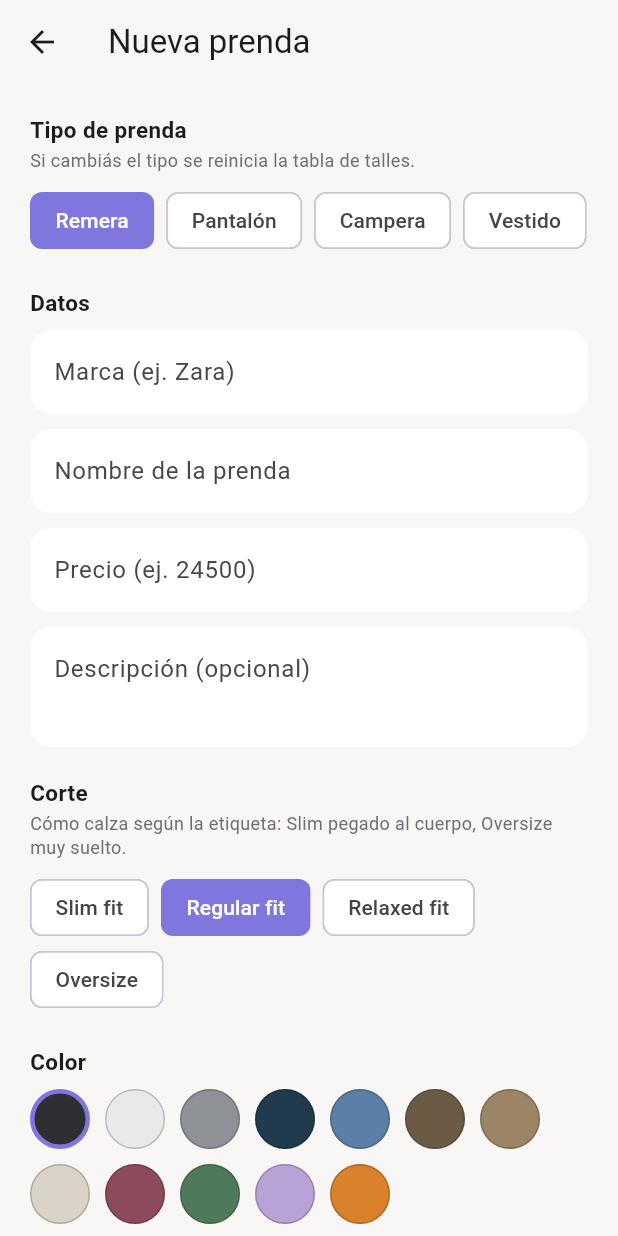
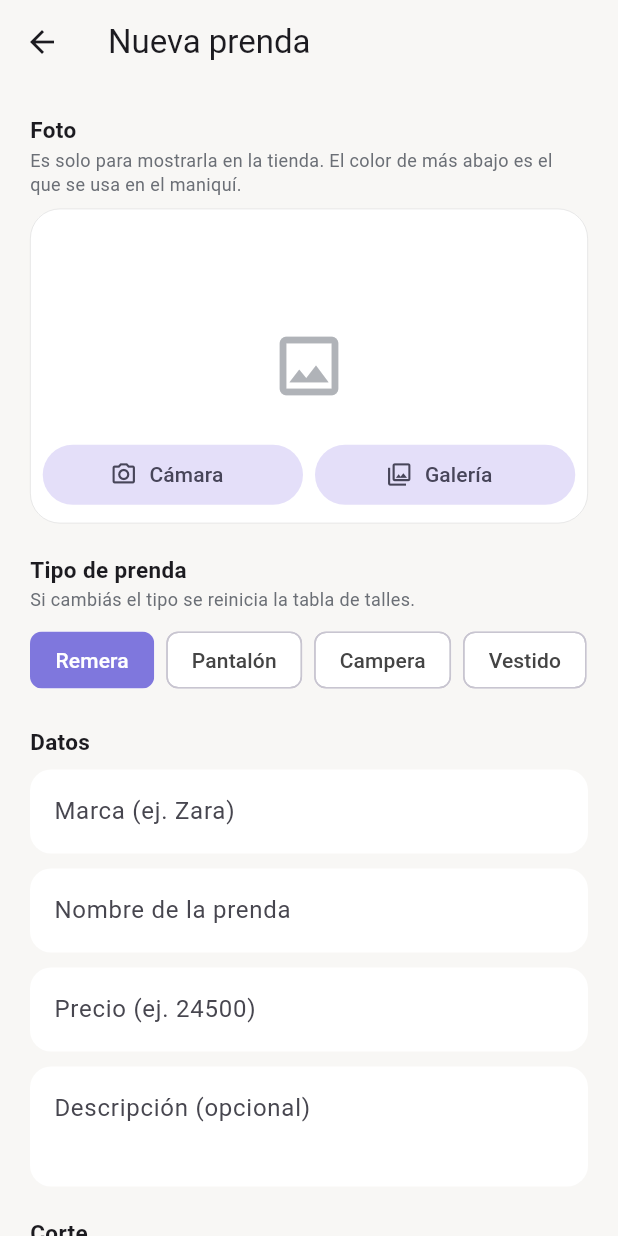
Before and after one commit to B3njaminGC/Fitmatch-app, a Flutter app: the MisPrendasScreen screen opened directly, after a tap on "Agregar prenda", on a phone screen of 412 x 824 dp. Run offline on Flutter 3.47's test engine with Material 3 defaults, Android fonts, the phone set to English and light mode, and no system bars; our stand-ins replace image_picker, shared_preferences; accounts and stored records are empty.

Commit message:
Agregar fotos a las prendas (cámara y galería)
Co-Authored-By: Claude Sonnet 5.5 <noreply@anthropic.com>
Claude-Session: https://claude.ai/code/session_018CL37fRMiC4NZVpFMsQuCY

```diff
--- a/lib/models.dart
+++ b/lib/models.dart
@@ -181,6 +181,9 @@ class Producto {
   /// true si la cargó el usuario desde la app (se puede editar y borrar).
   final bool propio;
 
+  /// Ruta de la foto guardada en el teléfono (opcional).
+  final String? foto;
+
   const Producto({
     required this.id,
     required this.marca,
@@ -192,6 +195,7 @@ class Producto {
     required this.color,
     required this.tallas,
     this.propio = false,
+    this.foto,
   });
 
   Map<String, dynamic> toJson() => {
@@ -203,6 +207,7 @@ class Producto {
         'tipo': tipo.name,
         'corte': corte.name,
         'color': color,
+        'foto': foto,
         'tallas': tallas.map((t) => t.toJson()).toList(),
       };
 
@@ -219,5 +224,6 @@ class Producto {
             .map((e) => Talla.fromJson(e as Map<String, dynamic>))
             .toList(),
         propio: true,
+        foto: j['foto'] as String?,
       );
 }
--- a/lib/screens/mis_prendas.dart
+++ b/lib/screens/mis_prendas.dart
@@ -81,16 +81,16 @@ class MisPrendasScreen extends StatelessWidget {
                   decoration: tarjeta(),
                   child: ListTile(
                     contentPadding: const EdgeInsets.fromLTRB(12, 6, 4, 6),
-                    leading: Container(
-                      width: 48,
-                      height: 54,
-                      padding: const EdgeInsets.all(6),
-                      decoration: BoxDecoration(
-                        color: Color(p.color).withAlpha(45),
-                        borderRadius: BorderRadius.circular(12),
+                    leading: ClipRRect(
+                      borderRadius: BorderRadius.circular(12),
+                      child: SizedBox(
+                        width: 48,
+                        height: 54,
+                        child: ColoredBox(
+                          color: Color(p.color).withAlpha(45),
+                          child: ProductImage(p, padding: 6),
+                        ),
                       ),
-                      child: CustomPaint(
-                          painter: GarmentIcon(p.tipo, Color(p.color))),
                     ),
                     title: Text(p.nombre,
                         maxLines: 1,
--- a/lib/screens/prenda_form.dart
+++ b/lib/screens/prenda_form.dart
@@ -1,4 +1,8 @@
+import 'dart:io';
+
 import 'package:flutter/material.dart';
+import 'package:image_picker/image_picker.dart';
+import 'package:path_provider/path_provider.dart';
 
 import '../catalog.dart';
 import '../models.dart';
@@ -68,6 +72,9 @@ class _PrendaFormState extends State<PrendaForm> {
   late int _color;
   late List<_Fila> _filas;
   final List<_Fila> _viejas = [];
+  String? _foto;
+  final List<String> _tmp = []; // fotos creadas en esta sesión
+  bool _guardado = false;
 
   @override
   void initState() {
@@ -80,11 +87,16 @@ class _PrendaFormState extends State<PrendaForm> {
     _tipo = e?.tipo ?? Tipo.remera;
     _corte = e?.corte ?? Corte.regular;
     _color = e?.color ?? _paleta.first;
+    _foto = e?.foto;
     _filas = [for (final t in (e?.tallas ?? tallasEstandar(_tipo))) _Fila(t)];
   }
 
   @override
   void dispose() {
+    for (final p in _tmp) {
+      if (_guardado && p == _foto) continue;
+      File(p).delete().then((_) {}, onError: (_) {});
+    }
     for (final c in [_marca, _nombre, _precio, _desc]) {
       c.dispose();
     }
@@ -95,6 +107,79 @@ class _PrendaFormState extends State<PrendaForm> {
     }
     super.dispose();
   }
+
+  Future<void> _elegirFoto(ImageSource src) async {
+    try {
+      final x = await ImagePicker()
+          .pickImage(source: src, maxWidth: 1200, imageQuality: 80);
+      if (x == null) return;
+      final dir = await getApplicationDocumentsDirectory();
+      final carpeta = Directory('${dir.path}/fotos');
+      if (!await carpeta.exists()) await carpeta.create(recursive: true);
+      final dest =
+          '${carpeta.path}/${DateTime.now().millisecondsSinceEpoch}.jpg';
+      await File(x.path).copy(dest);
+      if (!mounted) return;
+      setState(() {
+        _tmp.add(dest);
+        _foto = dest;
+      });
+    } catch (e) {
+      if (mounted) _error('No se pudo cargar la foto: $e');
+    }
+  }
+
+  Widget _fotoUi() => Container(
+        height: 210,
+        decoration: tarjeta(),
+        clipBehavior: Clip.antiAlias,
+        child: Stack(
+          children: [
+            Positioned.fill(
+              child: _foto == null
+                  ? const Center(
+                      child: Icon(Icons.image_outlined,
+                          size: 52, color: Color(0xFFB0B3B8)))
+                  : Image.file(File(_foto!),
+                      fit: BoxFit.cover,
+                      errorBuilder: (_, __, ___) => const Center(
+                          child: Icon(Icons.broken_image_outlined))),
+            ),
+            Positioned(
+              left: 8,
+              right: 8,
+              bottom: 8,
+              child: Row(
+                children: [
+                  Expanded(
+                    child: FilledButton.tonalIcon(
+                      onPressed: () => _elegirFoto(ImageSource.camera),
+                      icon: const Icon(Icons.photo_camera_outlined),
+                      label: const Text('Cámara'),
+                    ),
+                  ),
+                  const SizedBox(width: 8),
+                  Expanded(
+                    child: FilledButton.tonalIcon(
+                      onPressed: () => _elegirFoto(ImageSource.gallery),
+                      icon: const Icon(Icons.photo_library_outlined),
+                      label: const Text('Galería'),
+                    ),
+                  ),
+                  if (_foto != null) ...[
+                    const SizedBox(width: 8),
+                    IconButton.filledTonal(
+                      tooltip: 'Quitar foto',
+                      onPressed: () => setState(() => _foto = null),
+                      icon: const Icon(Icons.delete_outline),
+                    ),
+                  ],
+                ],
+              ),
+            ),
+          ],
+        ),
+      );
 
   void _cambiarTipo(Tipo t) {
     if (t == _tipo) return;
@@ -184,7 +269,9 @@ class _PrendaFormState extends State<PrendaForm> {
       color: _color,
       tallas: tallas,
       propio: true,
+      foto: _foto,
     ));
+    _guardado = true;
     Navigator.of(context).pop();
   }
 
@@ -329,6 +416,9 @@ class _PrendaFormState extends State<PrendaForm> {
         keyboardDismissBehavior: ScrollViewKeyboardDismissBehavior.onDrag,
         padding: const EdgeInsets.fromLTRB(20, 0, 20, 40),
         children: [
+          _titulo('Foto',
+              'Es solo para mostrarla en la tienda. El color de más abajo es el que se usa en el maniquí.'),
+          _fotoUi(),
           _titulo('Tipo de prenda',
               'Si cambiás el tipo se reinicia la tabla de talles.'),
           Wrap(
--- a/lib/state.dart
+++ b/lib/state.dart
@@ -1,4 +1,5 @@
 import 'dart:convert';
+import 'dart:io';
 
 import 'package:flutter/foundation.dart';
 import 'package:shared_preferences/shared_preferences.dart';
@@ -57,9 +58,17 @@ class AppState extends ChangeNotifier {
     _guardarFavs();
   }
 
+  Future<void> _borrarArchivo(String? path) async {
+    if (path == null) return;
+    try {
+      await File(path).delete();
+    } catch (_) {}
+  }
+
   void guardarProducto(Producto p) {
     final i = propios.indexWhere((x) => x.id == p.id);
     if (i >= 0) {
+      if (propios[i].foto != p.foto) _borrarArchivo(propios[i].foto);
       propios[i] = p;
     } else {
       propios.add(p);
@@ -69,6 +78,9 @@ class AppState extends ChangeNotifier {
   }
 
   void borrarProducto(int id) {
+    for (final p in propios.where((x) => x.id == id)) {
+      _borrarArchivo(p.foto);
+    }
     propios.removeWhere((x) => x.id == id);
     favoritos.remove(id);
     _guardarPropios();
--- a/pubspec.yaml
+++ b/pubspec.yaml
@@ -10,6 +10,8 @@ dependencies:
   flutter:
     sdk: flutter
   shared_preferences: ^2.2.3
+  image_picker: ^1.1.2
+  path_provider: ^2.1.4
 
 dev_dependencies:
   flutter_test:
```
Also changed, not shown: lib/screens/detail.dart (+11 -12 lines), lib/widgets.dart (+34 -10 lines), 1 other file.
